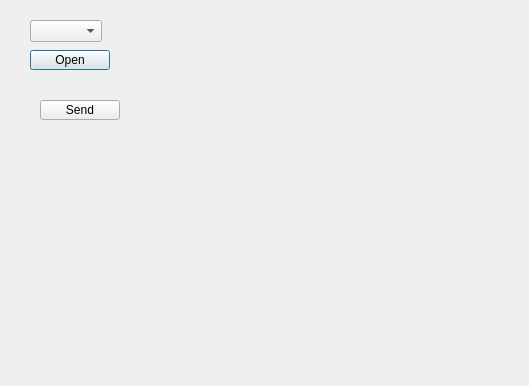
The window that serialport/RGB/dialog.ui (zhuangzuoyi/learn_qt) describes before a commit, drawn with Qt 5.
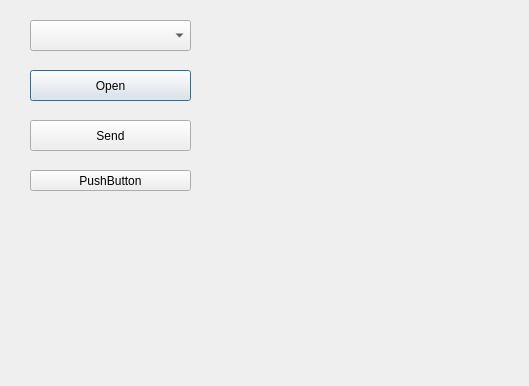
The same window after the commit.

```diff
--- a/serialport/RGB/dialog.ui
+++ b/serialport/RGB/dialog.ui
@@ -18,8 +18,8 @@
     <rect>
      <x>30</x>
      <y>20</y>
-     <width>72</width>
-     <height>22</height>
+     <width>161</width>
+     <height>31</height>
     </rect>
    </property>
   </widget>
@@ -27,9 +27,9 @@
    <property name="geometry">
     <rect>
      <x>30</x>
-     <y>50</y>
-     <width>80</width>
-     <height>20</height>
+     <y>70</y>
+     <width>161</width>
+     <height>31</height>
     </rect>
    </property>
    <property name="text">
@@ -39,16 +39,29 @@
   <widget class="QPushButton" name="send">
    <property name="geometry">
     <rect>
-     <x>40</x>
-     <y>100</y>
-     <width>80</width>
-     <height>20</height>
+     <x>30</x>
+     <y>120</y>
+     <width>161</width>
+     <height>31</height>
     </rect>
    </property>
    <property name="text">
     <string>Send</string>
    </property>
   </widget>
+  <widget class="QPushButton" name="pushButton">
+   <property name="geometry">
+    <rect>
+     <x>30</x>
+     <y>170</y>
+     <width>161</width>
+     <height>21</height>
+    </rect>
+   </property>
+   <property name="text">
+    <string>PushButton</string>
+   </property>
+  </widget>
  </widget>
  <layoutdefault spacing="6" margin="11"/>
  <resources/>
```
